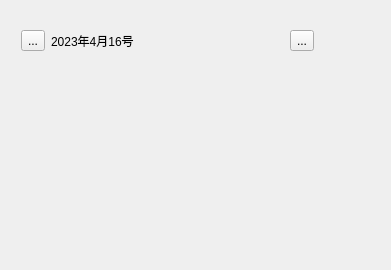
First picture: the form in App/controls/checkinwidget.ui, repository kevinWu7/LifeNote, before the edit.
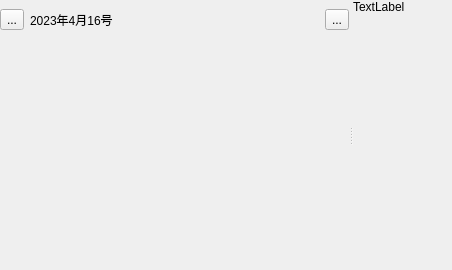
Second picture: the form after the edit. Custom widgets are drawn as their Qt base class.

Commit message: realize function: calendar layout and status-changed when checked

The edit to the form file:
```diff
--- a/App/controls/checkinwidget.ui
+++ b/App/controls/checkinwidget.ui
@@ -6,29 +6,60 @@
    <rect>
     <x>0</x>
     <y>0</y>
-    <width>391</width>
+    <width>452</width>
     <height>270</height>
    </rect>
   </property>
   <property name="windowTitle">
    <string>Form</string>
   </property>
-  <layout class="QHBoxLayout" name="horizontalLayout">
+  <layout class="QVBoxLayout" name="verticalLayout_4">
+   <property name="leftMargin">
+    <number>0</number>
+   </property>
+   <property name="topMargin">
+    <number>0</number>
+   </property>
+   <property name="rightMargin">
+    <number>0</number>
+   </property>
+   <property name="bottomMargin">
+    <number>0</number>
+   </property>
    <item>
+    <widget class="QWidget" name="mainWidget" native="true">
+     <layout class="QVBoxLayout" name="verticalLayout_3">
+      <property name="leftMargin">
+       <number>0</number>
+      </property>
+      <property name="topMargin">
+       <number>0</number>
+      </property>
+      <property name="rightMargin">
+       <number>0</number>
+      </property>
+      <property name="bottomMargin">
+       <number>0</number>
+      </property>
+      <item>
+       <widget class="QSplitter" name="mainSplitter">
+        <property name="frameShadow">
+         <enum>QFrame::Raised</enum>
+        </property>
+        <property name="lineWidth">
+         <number>1</number>
+        </property>
+        <property name="midLineWidth">
+         <number>1</number>
+        </property>
+        <property name="orientation">
+         <enum>Qt::Horizontal</enum>
+        </property>
+        <property name="childrenCollapsible">
+         <bool>false</bool>
+        </property>
     <widget class="QWidget" name="leftNavigateWidget" native="true">
-     <layout class="QVBoxLayout" name="verticalLayout_2">
-      <property name="leftMargin">
-       <number>10</number>
-      </property>
-      <property name="topMargin">
-       <number>10</number>
-      </property>
-      <property name="rightMargin">
-       <number>10</number>
-      </property>
-      <property name="bottomMargin">
-       <number>10</number>
-      </property>
+         <layout class="QVBoxLayout" name="verticalLayout">
       <item>
        <widget class="QWidget" name="titleBarControl" native="true">
         <layout class="QHBoxLayout" name="horizontalLayout_2">
@@ -106,15 +137,55 @@
       </item>
      </layout>
     </widget>
+        <widget class="QWidget" name="calendarPage" native="true">
+         <layout class="QVBoxLayout" name="verticalLayout_2">
+          <property name="leftMargin">
+           <number>0</number>
+          </property>
+          <property name="topMargin">
+           <number>0</number>
+          </property>
+          <property name="rightMargin">
+           <number>0</number>
+          </property>
+          <property name="bottomMargin">
+           <number>0</number>
+          </property>
+          <item>
+           <widget class="QLabel" name="label">
+            <property name="text">
+             <string>TextLabel</string>
+            </property>
+           </widget>
    </item>
    <item>
     <widget class="CalendarControl" name="calendarWidget" native="true">
      <property name="minimumSize">
       <size>
        <width>50</width>
-       <height>0</height>
-      </size>
-     </property>
+              <height>100</height>
+             </size>
+            </property>
+           </widget>
+          </item>
+          <item>
+           <spacer name="verticalSpacer_2">
+            <property name="orientation">
+             <enum>Qt::Vertical</enum>
+            </property>
+            <property name="sizeHint" stdset="0">
+             <size>
+              <width>20</width>
+              <height>40</height>
+             </size>
+            </property>
+           </spacer>
+          </item>
+         </layout>
+        </widget>
+       </widget>
+      </item>
+     </layout>
     </widget>
    </item>
   </layout>
```
Lines whose indentation alone changed are shown as unchanged. The commit also changes 6 other files.
